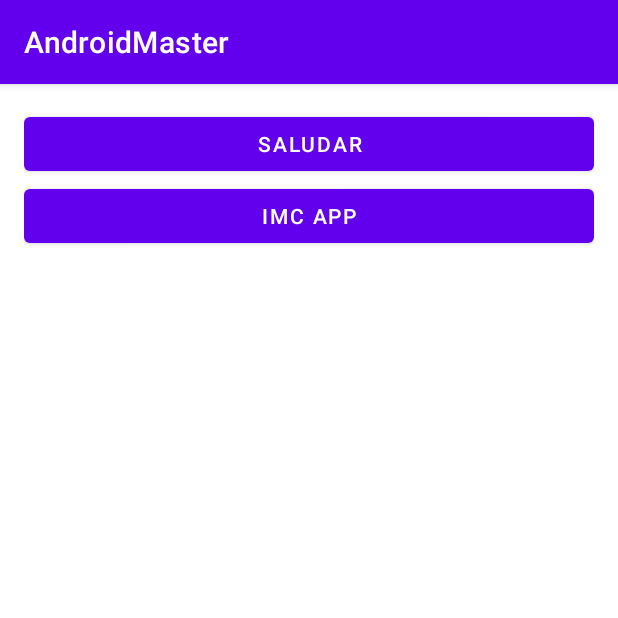
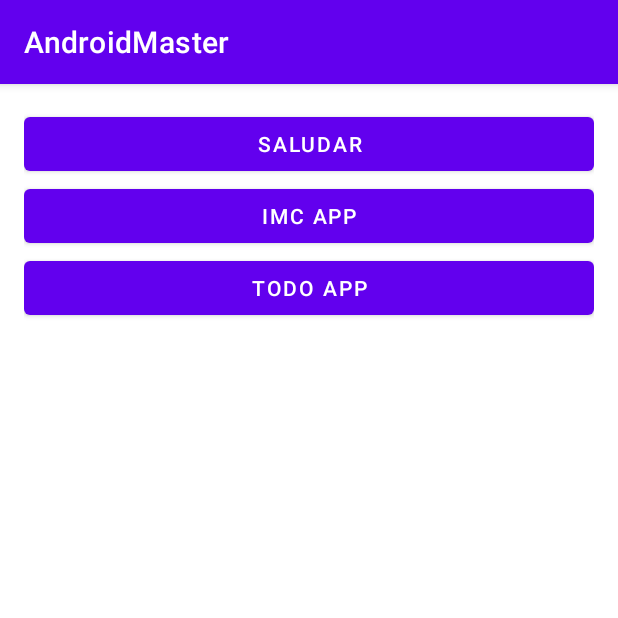
Before and after one commit to wmp84/AndroidMaster, an Android app: the screen it shows after launch (MenuActivity), on a phone screen of 412 x 824 dp, the top half of it. Run offline under Robolectric (Android 15) with nearby library versions, the phone set to English and light mode, and no system bars.

Commit message:
TODO App 1

```diff
--- a/app/src/main/AndroidManifest.xml
+++ b/app/src/main/AndroidManifest.xml
@@ -12,6 +12,9 @@
         android:supportsRtl="true"
         android:theme="@style/Theme.AndroidMaster"
         tools:targetApi="31">
+        <activity
+            android:name=".todoapp.TodoActivity"
+            android:exported="false" />
         <activity
             android:name=".imccalculator.ResultIMCActivity"
             android:exported="false" />
--- a/app/src/main/java/com/example/androidmaster/MenuActivity.kt
+++ b/app/src/main/java/com/example/androidmaster/MenuActivity.kt
@@ -6,6 +6,7 @@ import android.os.Bundle
 import android.widget.Button
 import com.example.androidmaster.firstapp.FirsAppActivity
 import com.example.androidmaster.imccalculator.ImcCalculatorActivity
+import com.example.androidmaster.todoapp.TodoActivity
 
 class MenuActivity : AppCompatActivity() {
     override fun onCreate(savedInstanceState: Bundle?) {
@@ -13,17 +14,24 @@ class MenuActivity : AppCompatActivity() {
         setContentView(R.layout.activity_menu)
         val btnSaludar = findViewById<Button>(R.id.btnSaludar)
         val btnImcApp = findViewById<Button>(R.id.btnIMCApp)
-        btnSaludar.setOnClickListener{navigateToSaludar()}
+        val btnTODO = findViewById<Button>(R.id.btnTODO)
+        btnSaludar.setOnClickListener { navigateToSaludar() }
         btnImcApp.setOnClickListener { navigateToImcApp() }
+        btnTODO.setOnClickListener { navigateToTodoApp() }
+    }
+
+    private fun navigateToTodoApp() {
+        val intent = Intent(this, TodoActivity::class.java)
+        startActivity(intent)
     }
 
     private fun navigateToImcApp() {
-        val intent = Intent(this,ImcCalculatorActivity::class.java)
+        val intent = Intent(this, ImcCalculatorActivity::class.java)
         startActivity(intent)
     }
 
-    private fun navigateToSaludar(){
-        val intent = Intent(this,FirsAppActivity::class.java)
+    private fun navigateToSaludar() {
+        val intent = Intent(this, FirsAppActivity::class.java)
         startActivity(intent)
     }
 }
--- a/app/src/main/res/layout/activity_menu.xml
+++ b/app/src/main/res/layout/activity_menu.xml
@@ -18,4 +18,10 @@
         android:layout_height="wrap_content"
         android:text="IMC App" />
 
+    <Button
+        android:id="@+id/btnTODO"
+        android:layout_width="match_parent"
+        android:layout_height="wrap_content"
+        android:text="TODO App"/>
+
 </LinearLayout>
```
Also changed, not shown: app/src/main/java/com/example/androidmaster/todoapp/TodoActivity.kt (added, +12 -0 lines), app/src/main/res/layout/activity_todo.xml (added, +9 -0 lines).
